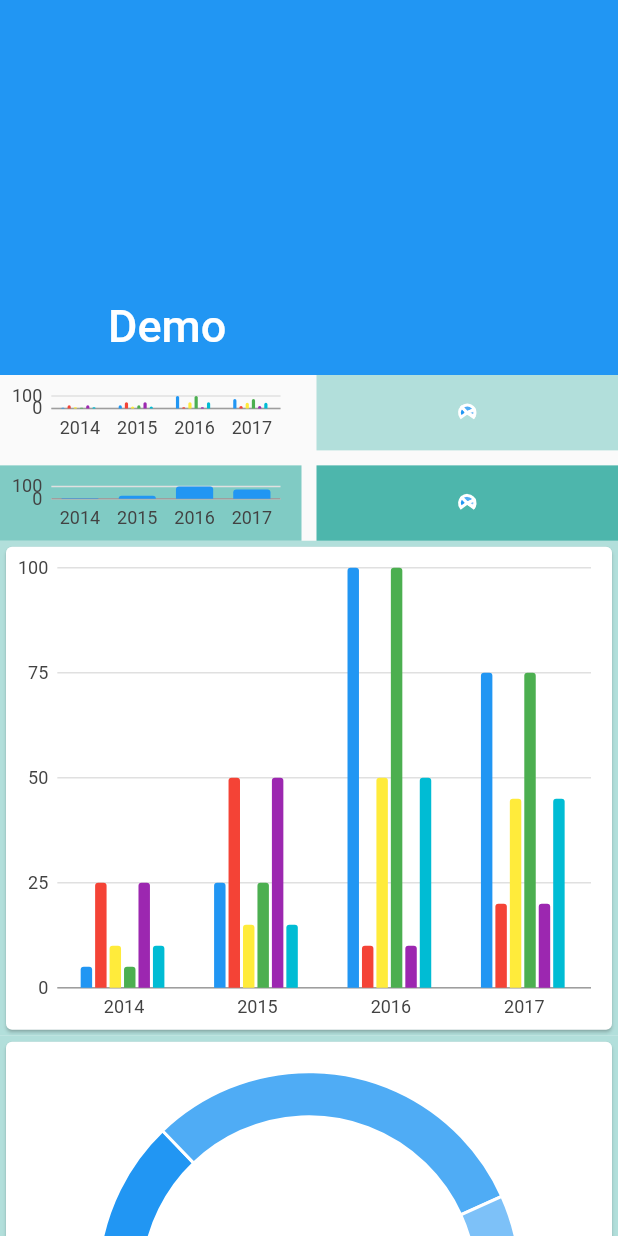
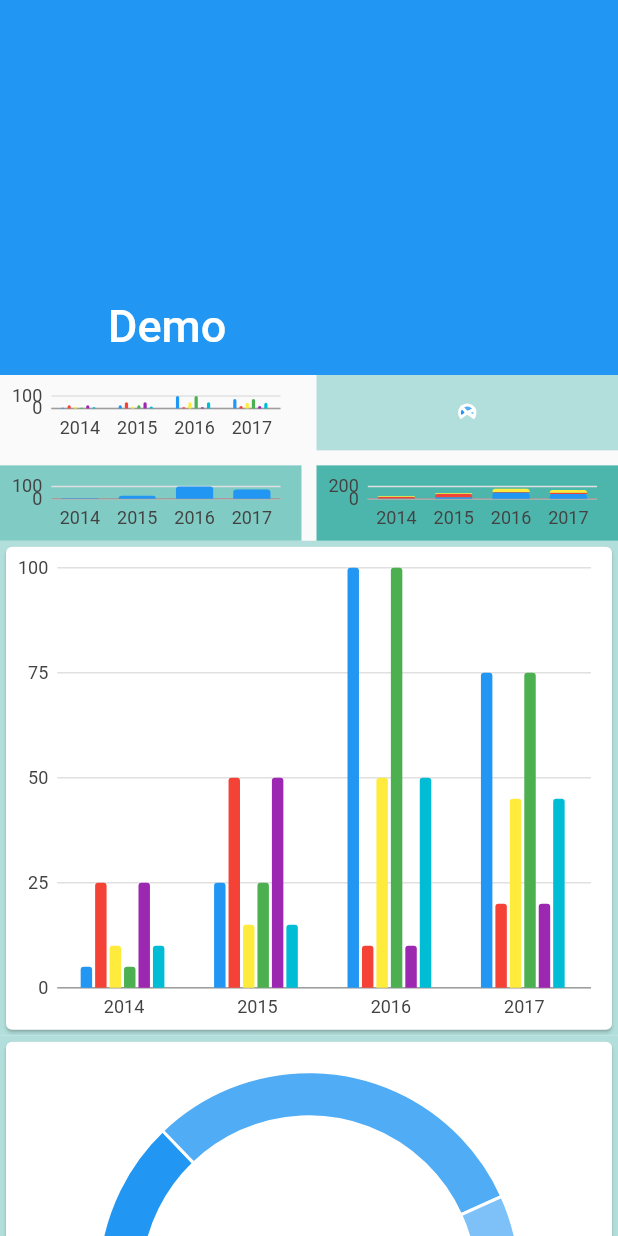
Before and after one commit to elirehema/iirc_flutter_d, a Flutter app: the HomeScreen screen opened directly, on a phone screen of 412 x 824 dp. Run offline on Flutter 3.47's test engine with Material 2 defaults, Android fonts, the phone set to English and light mode, and no system bars; our stand-ins replace charts_flutter.

Commit message:
Stacked Bar Chart

```diff
--- /dev/null
+++ b/lib/screens/ChartScreens/StackedBarChart.dart
@@ -0,0 +1,84 @@
+
+import 'package:flutter/widgets.dart';
+import 'package:charts_flutter/flutter.dart' as charts;
+
+class StackedBarChart extends StatelessWidget{
+
+  final List<charts.Series> seriesList;
+  final bool animate;
+
+  StackedBarChart(this.seriesList, {this.animate});
+
+  /**
+   * Create a Stacked [BarChart] with sample data
+   * and no transition
+   * **/
+   factory StackedBarChart.withSampleData(){
+     return new StackedBarChart(
+       _createSampleData(),
+       // Disable animtion for image test
+       animate: false,
+     );
+   }
+  @override
+  Widget build(BuildContext context) {
+    // TODO: implement build
+    return new charts.BarChart(
+      seriesList,
+      animate:animate,
+      barGroupingType: charts.BarGroupingType.stacked
+    );
+  }
+  /// Create series list with multiple series
+  static List<charts.Series<OrdinalSales, String>> _createSampleData() {
+    final desktopSalesData = [
+      new OrdinalSales('2014', 5),
+      new OrdinalSales('2015', 25),
+      new OrdinalSales('2016', 100),
+      new OrdinalSales('2017', 75),
+    ];
+
+    final tableSalesData = [
+      new OrdinalSales('2014', 25),
+      new OrdinalSales('2015', 50),
+      new OrdinalSales('2016', 10),
+      new OrdinalSales('2017', 20),
+    ];
+
+    final mobileSalesData = [
+      new OrdinalSales('2014', 10),
+      new OrdinalSales('2015', 15),
+      new OrdinalSales('2016', 50),
+      new OrdinalSales('2017', 45),
+    ];
+
+    return [
+      new charts.Series<OrdinalSales, String>(
+        id: 'Desktop',
+        domainFn: (OrdinalSales sales, _) => sales.year,
+        measureFn: (OrdinalSales sales, _) => sales.sales,
+        data: desktopSalesData,
+      ),
+      new charts.Series<OrdinalSales, String>(
+        id: 'Tablet',
+        domainFn: (OrdinalSales sales, _) => sales.year,
+        measureFn: (OrdinalSales sales, _) => sales.sales,
+        data: tableSalesData,
+      ),
+      new charts.Series<OrdinalSales, String>(
+        id: 'Mobile',
+        domainFn: (OrdinalSales sales, _) => sales.year,
+        measureFn: (OrdinalSales sales, _) => sales.sales,
+        data: mobileSalesData,
+      ),
+    ];
+  }
+}
+
+/// Sample ordinal data type.
+class OrdinalSales {
+  final String year;
+  final int sales;
+
+  OrdinalSales(this.year, this.sales);
+}
--- a/lib/screens/Home_Screen.dart
+++ b/lib/screens/Home_Screen.dart
@@ -1,4 +1,5 @@
 import 'package:amala_statistics/screens/ChartScreens/SimpleBarGraph.dart';
+import 'package:amala_statistics/screens/ChartScreens/StackedBarChart.dart';
 import 'package:amala_statistics/screens/Gauge_Chart_Screen.dart';
 import 'package:amala_statistics/screens/GroupedStackedWeightPatternBarChart.dart';
 import 'package:flutter/material.dart';
@@ -13,7 +14,7 @@ class _HomeScreenState extends State<HomeScreen> {
     GroupedStackedWeightPatternBarChart.withSampleData(),
     GaugeChartScreen.withSampleData(),
     SimpleBarChart.withSimpleData(),
-    GaugeChartScreen.withSampleData()
+    StackedBarChart.withSampleData()
   ];
 
   final List<int> colorCodes = <int>[600, 500, 400, 300];
```
